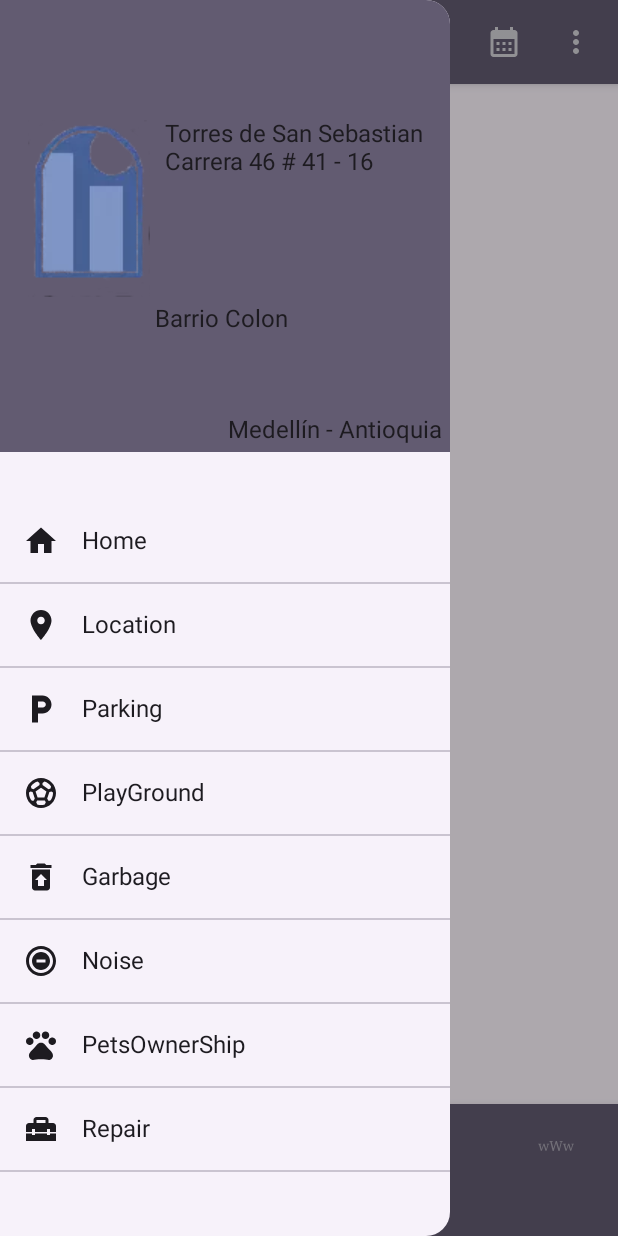
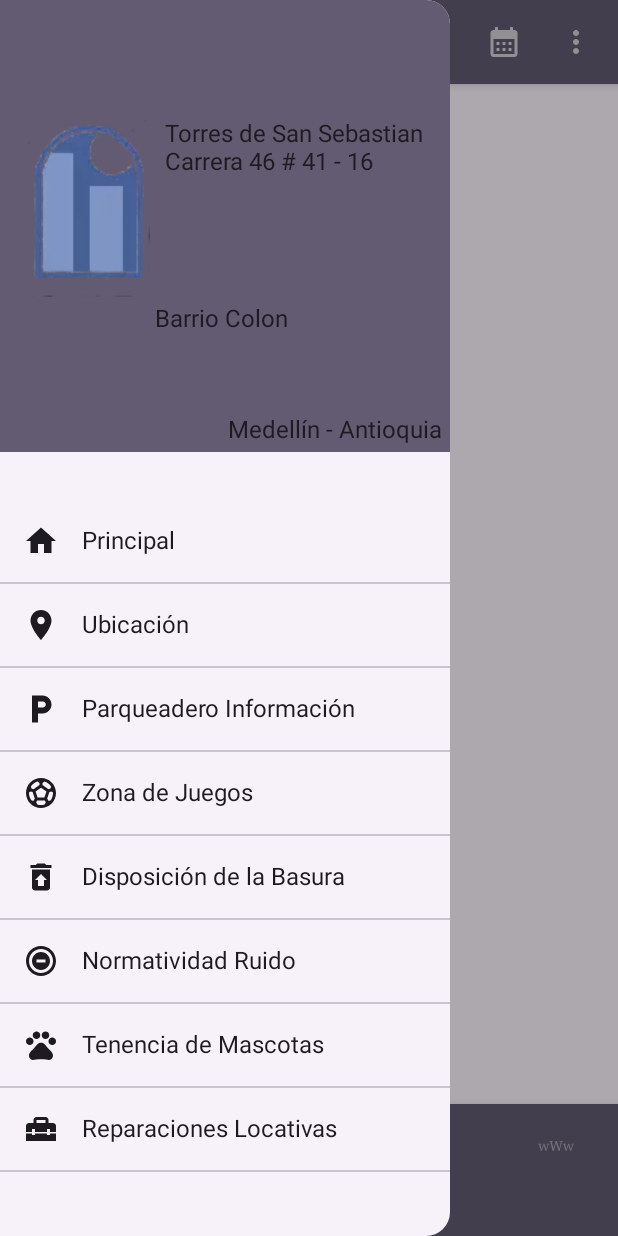
Before and after one commit to nano871022/uTorresSanSebastian, an Android app built with Jetpack Compose: the screen it shows after launch (Main), after a tap on "Menu", on a phone screen of 412 x 824 dp. Run offline under Robolectric (Android 15) with nearby library versions, the phone set to English and light mode, and no system bars; our stand-ins replace Dagger/Hilt's generated code; Roboto replaces fonts that are not available here.

Commit message:
feature refacto code to composable
change names of menu optiones due it was in english and a refactor home view

Signed-off-by: alejandro parra <alejandroparral@gmail.com>

```diff
--- a/app/build.gradle
+++ b/app/build.gradle
@@ -14,8 +14,8 @@ android {
         applicationId "co.japl.android.torressansebastian"
         minSdk 26
         targetSdk 33
-        versionCode 1_00_08
-        versionName "V1.00.08 Cambio de interface grafica"
+        versionCode 1_00_09
+        versionName "V1.00.09 Cambio nombre en las opciones del menu debido a que estaban en ingles y un refactor de la pagina principal"
 
         testInstrumentationRunner 'androidx.test.runner.AndroidJUnitRunner'
         vectorDrawables{
--- a/app/src/main/java/co/japl/android/torressansebastian/Main.kt
+++ b/app/src/main/java/co/japl/android/torressansebastian/Main.kt
@@ -12,12 +12,13 @@ import co.japl.android.torressansebastian.ui.view.MainView
 
 class Main : ComponentActivity() {
 
-    private val menuSvc: IMenuService = MenuService()
+    private lateinit var menuSvc: IMenuService
 
     @RequiresApi(Build.VERSION_CODES.R)
     override fun onCreate(savedInstanceState: Bundle?) {
         super.onCreate(savedInstanceState)
         this.actionBar?.hide()
+        menuSvc = MenuService(context = this)
         setContent{
             MaterialThemeComposeUI {
                 MainView(menuSvc)
--- a/app/src/main/java/co/japl/android/torressansebastian/impl/Menu.kt
+++ b/app/src/main/java/co/japl/android/torressansebastian/impl/Menu.kt
@@ -1,11 +1,12 @@
 package co.japl.android.torressansebastian.impl
 
+import android.content.Context
 import co.japl.android.torressansebastian.interfaces.IMenuService
 import co.japl.android.torressansebastian.model.MenuItem
 import co.japl.android.torressansebastian.ui.settings.NavigationEnum
 
 
-class MenuService : IMenuService {
+class MenuService (val context: Context): IMenuService {
     private val items = mutableListOf<MenuItem>()
 
     init{
@@ -26,7 +27,7 @@ class MenuService : IMenuService {
             addMenu(
                 MenuItem(
                     it.getId()
-                    ,it.name
+                    ,context.resources.getString(it.getName())
                     , it.getIcon()
                     ,it.name
                     ,it.getRoute()
--- a/app/src/main/java/co/japl/android/torressansebastian/ui/settings/NavigationEnum.kt
+++ b/app/src/main/java/co/japl/android/torressansebastian/ui/settings/NavigationEnum.kt
@@ -1,23 +1,29 @@
 package co.japl.android.torressansebastian.ui.settings
 
+import androidx.annotation.DrawableRes
+import androidx.annotation.StringRes
 import co.japl.android.torressansebastian.R
 
-enum class NavigationEnum(private val id:Int, private val icon:Int,private val inDrawer:Boolean=false) {
-    AdministationPayment(9, R.drawable.ic_baseline_attach_money_24),
-    Garbage(5,R.drawable.ic_baseline_restore_from_trash_24,true),
-    Location(2,R.drawable.ic_baseline_location_on_24,true),
-    Noise(6,R.drawable.ic_baseline_do_not_disturb_on_total_silence_24,true),
-    Parking(3,R.drawable.ic_baseline_local_parking_24,true),
-    PetsOwnerShip(7,R.drawable.ic_baseline_pets_24,true),
-    PlayGround(4,R.drawable.ic_baseline_sports_soccer_24,true),
-    Repair(8,R.drawable.ic_baseline_home_repair_service_24,true),
-    Schedule(10,R.drawable.ic_baseline_calendar_month_24)
-    ,Home(1,R.drawable.baseline_home_24,true)
-    ,ContactUs(11,R.drawable.ic_baseline_complains,false)
-    ,AboutBy(12,R.drawable.baseline_person_24,false);
+enum class NavigationEnum(private val id:Int,@StringRes private val nameOf:Int,@DrawableRes private val icon:Int,private val inDrawer:Boolean=false) {
+    AdministationPayment(9,R.string.menu_admin_pay, R.drawable.ic_baseline_attach_money_24),
+    Garbage(5,R.string.menu_garbage,R.drawable.ic_baseline_restore_from_trash_24,true),
+    Location(2,R.string.menu_location,R.drawable.ic_baseline_location_on_24,true),
+    Noise(6,R.string.menu_noise,R.drawable.ic_baseline_do_not_disturb_on_total_silence_24,true),
+    Parking(3,R.string.menu_parking,R.drawable.ic_baseline_local_parking_24,true),
+    PetsOwnerShip(7,R.string.menu_pet_ownership,R.drawable.ic_baseline_pets_24,true),
+    PlayGround(4,R.string.menu_playground,R.drawable.ic_baseline_sports_soccer_24,true),
+    Repair(8,R.string.menu_repair,R.drawable.ic_baseline_home_repair_service_24,true),
+    Schedule(10,R.string.menu_schedule,R.drawable.ic_baseline_calendar_month_24)
+    ,Home(1,R.string.menu_home,R.drawable.baseline_home_24,true)
+    ,ContactUs(11,R.string.menu_contact_us,R.drawable.ic_baseline_complains,false)
+    ,AboutBy(12,R.string.about_by,R.drawable.baseline_person_24,false);
 
     fun isInDrawer():Boolean{
         return inDrawer
+    }
+
+    fun getName():Int{
+        return nameOf
     }
 
     fun getId():Int{
--- a/app/src/main/java/co/japl/android/torressansebastian/ui/settings/drawer/DraweMenu.kt
+++ b/app/src/main/java/co/japl/android/torressansebastian/ui/settings/drawer/DraweMenu.kt
@@ -3,6 +3,7 @@ package co.japl.android.torressansebastian.ui.settings.drawer
 import androidx.compose.foundation.clickable
 import androidx.compose.foundation.layout.Column
 import androidx.compose.foundation.layout.Row
+import androidx.compose.foundation.layout.fillMaxWidth
 import androidx.compose.foundation.layout.padding
 import androidx.compose.material3.Divider
 import androidx.compose.material3.DrawerState
@@ -57,6 +58,7 @@ fun DrawerMenu(navController: NavController
 private fun DefaultItemMenu(painter: Painter,name:String, description:String,onClick:()->Unit){
     Row(
         modifier= Modifier
+            .fillMaxWidth()
             .padding(15.dp)
             .clickable { onClick.invoke() }
         , verticalAlignment = Alignment.CenterVertically
@@ -66,7 +68,7 @@ private fun DefaultItemMenu(painter: Painter,name:String, description:String,onC
             , contentDescription = description
             , modifier = Modifier.padding(end = 15.dp))
 
-        Text(text = name)
+        Text(text = name, modifier = Modifier.fillMaxWidth())
     }
 
     Divider()
@@ -76,7 +78,7 @@ private fun DefaultItemMenu(painter: Painter,name:String, description:String,onC
 @Composable
 @Preview(showBackground = true, showSystemUi = false)
 fun PreviewDrawer(){
-    val menuSvc = MenuService()
+    val menuSvc = MenuService(LocalContext.current)
     val state = rememberDrawerState(DrawerValue.Closed)
     val scope = rememberCoroutineScope()
 
--- a/app/src/main/java/co/japl/android/torressansebastian/ui/settings/drawer/DrawerMain.kt
+++ b/app/src/main/java/co/japl/android/torressansebastian/ui/settings/drawer/DrawerMain.kt
@@ -50,7 +50,7 @@ fun Preview(){
     val context = LocalContext.current
     val state = rememberDrawerState(DrawerValue.Closed)
     val scope = rememberCoroutineScope()
-    val menuSvc = MenuService()
+    val menuSvc = MenuService(LocalContext.current)
 
     val navController = NavController(context)
     DrawerMain(navController,menuSvc,scope,state)
--- a/app/src/main/java/co/japl/android/torressansebastian/ui/view/MainView.kt
+++ b/app/src/main/java/co/japl/android/torressansebastian/ui/view/MainView.kt
@@ -60,7 +60,7 @@ fun MainView(menuSvc: IMenuService){
 @Composable
 @Preview(showBackground = true, showSystemUi = false, uiMode = Configuration.UI_MODE_NIGHT_NO)
 fun Preview(){
-    val menuSvc = MenuService()
+    val menuSvc = MenuService(LocalContext.current)
     menuSvc.addMenu(
         MenuItem(1
             ,"Home"
--- a/app/src/main/java/co/japl/android/torressansebastian/ui/view/home/HomeView.kt
+++ b/app/src/main/java/co/japl/android/torressansebastian/ui/view/home/HomeView.kt
@@ -1,5 +1,6 @@
 package co.japl.android.torressansebastian.ui.view.home
 
+import android.content.res.Configuration
 import androidx.compose.foundation.ExperimentalFoundationApi
 import androidx.compose.foundation.Image
 import androidx.compose.foundation.background
@@ -37,6 +38,15 @@ import kotlinx.coroutines.delay
 fun HomeView(){
     val model = HomeState()
 
+    MoveCarousel(model = model)
+
+    Carousel(model = model)
+
+}
+
+@OptIn(ExperimentalFoundationApi::class)
+@Composable
+private fun MoveCarousel(model: HomeModel){
     with(model.state){
         var currentPage by  remember { mutableIntStateOf(0) }
         LaunchedEffect(key1 = currentPage ){
@@ -46,7 +56,11 @@ fun HomeView(){
             currentPage = nextPage
         }
     }
+}
 
+@OptIn(ExperimentalFoundationApi::class, ExperimentalMaterial3Api::class)
+@Composable
+private fun Carousel(model: HomeModel){
     Column{
         Box {
             HorizontalPager(
@@ -55,7 +69,21 @@ Box {
                 contentPadding = PaddingValues(horizontal = 5.dp),
             ) {
                 model.viewModel.list[it]?.let {
+                    CardImage(model = model, it = it)
+                }
+            }
+            DotImages(pageCount = model.viewModel.list.size, pagerState = model.state, modifier = Modifier.align(
+                Alignment.BottomCenter
+            ))
+            ImageView(name = model.openStateName.value, imageSrcInt = model.openStateSrc.value, openDialog = model.openState as MutableState<Boolean>)
+        }
 
+    }
+}
+
+@OptIn(ExperimentalMaterial3Api::class)
+@Composable
+private fun CardImage(model: HomeModel,it:Int){
     Card(modifier = Modifier.padding(10.dp),
         elevation = CardDefaults.cardElevation(defaultElevation = 10.dp),
         onClick={
@@ -65,17 +93,6 @@ Box {
         }) {
         Image(painter = painterResource(id = it), contentDescription = "tt")
     }
-        }
-
-    }
-    DotImages(pageCount = model.viewModel.list.size, pagerState = model.state, modifier = Modifier.align(
-        Alignment.BottomCenter
-    ))
-    ImageView(name = model.openStateName.value, imageSrcInt = model.openStateSrc.value, openDialog = model.openState as MutableState<Boolean>)
-}
-
-}
-
 }
 
 @OptIn(ExperimentalFoundationApi::class)
@@ -101,7 +118,7 @@ fun DotImages(pageCount:Int, pagerState:PagerState,modifier:Modifier){
 
 
 @Composable
-@Preview(showSystemUi = true, showBackground = true)
+@Preview(showSystemUi = true, showBackground = true, apiLevel = 31, uiMode = Configuration.UI_MODE_NIGHT_YES)
 fun PreviewHomeView(){
     MaterialThemeComposeUI {
         HomeView()
--- a/app/src/main/res/values/strings.xml
+++ b/app/src/main/res/values/strings.xml
@@ -23,6 +23,8 @@
     <string name="menu_playground">Zona de Juegos</string>
     <string name="menu_noise">Normatividad Ruido</string>
     <string name="menu_box_suggestion">Caja de Sugerencias</string>
+    <string name="menu_schedule">Horario Atrención</string>
+    <string name="menu_home">Principal</string>
     <string name="emails">Correos Electrónicos</string>
     <string name="hello_blank_fragment">Hello blank fragment</string>
     <string name="contact_phones">Telefonos de Contacto</string>
```
Lines whose indentation alone changed are shown as unchanged.
